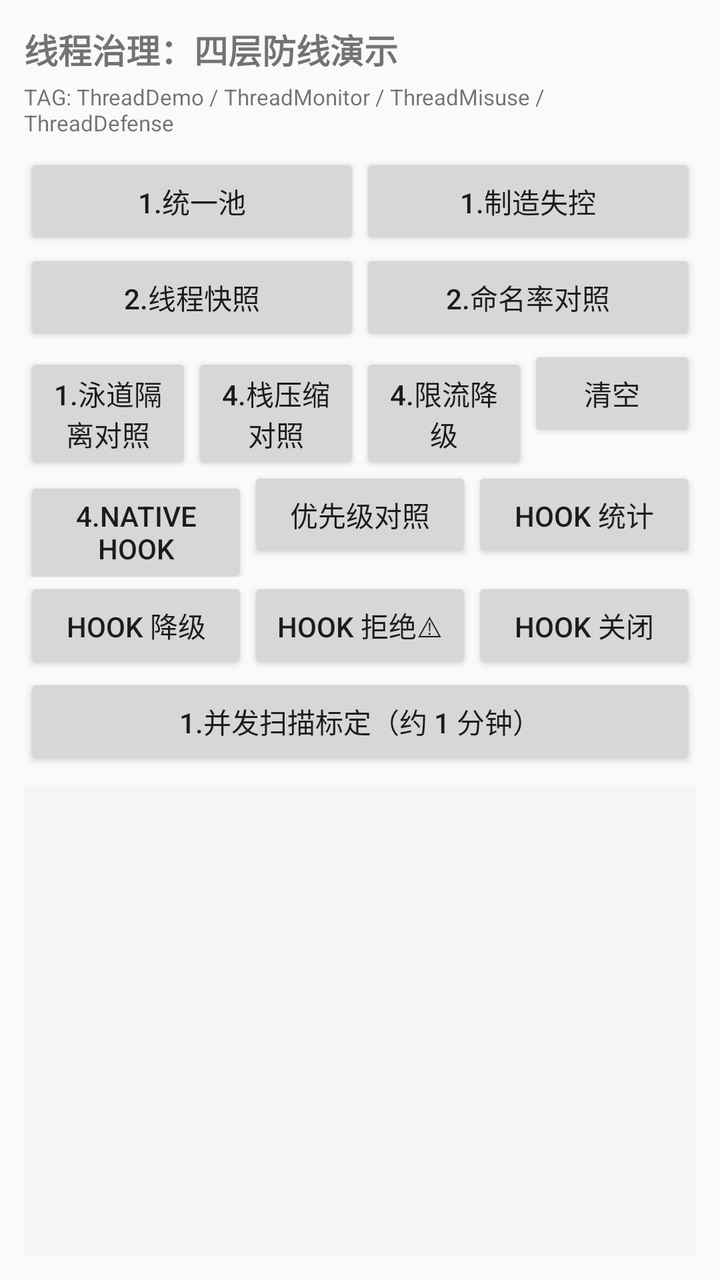
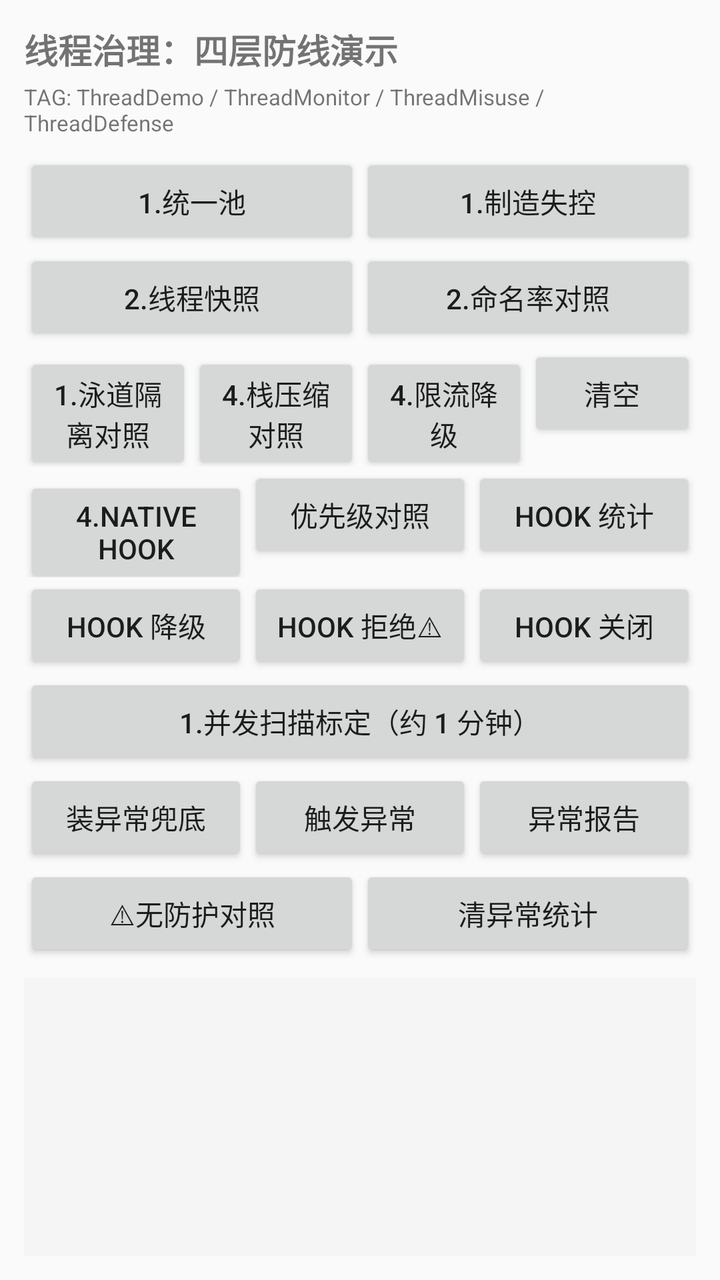

Compare the two renders of this Android layout. The source of the first and the diff that turns it into the second are given below.
<!-- AndroidManifest.xml: activity theme Theme.MyApplication.AppCompat -->
<!-- res/layout/activity_thread_governance.xml -->
<?xml version="1.0" encoding="utf-8"?>
<LinearLayout xmlns:android="http://schemas.android.com/apk/res/android"
    android:layout_width="match_parent"
    android:layout_height="match_parent"
    android:orientation="vertical"
    android:padding="12dp">

    <TextView
        android:layout_width="match_parent"
        android:layout_height="wrap_content"
        android:text="线程治理：四层防线演示"
        android:textSize="17sp"
        android:textStyle="bold" />

    <TextView
        android:layout_width="match_parent"
        android:layout_height="wrap_content"
        android:layout_marginTop="4dp"
        android:text="TAG: ThreadDemo / ThreadMonitor / ThreadMisuse / ThreadDefense"
        android:textSize="11sp" />

    <LinearLayout
        android:layout_width="match_parent"
        android:layout_height="wrap_content"
        android:layout_marginTop="8dp"
        android:orientation="horizontal">

        <Button
            android:id="@+id/btn_step1_pools"
            android:layout_width="0dp"
            android:layout_height="wrap_content"
            android:layout_weight="1"
            android:text="1.统一池" />

        <Button
            android:id="@+id/btn_step1_misuse"
            android:layout_width="0dp"
            android:layout_height="wrap_content"
            android:layout_weight="1"
            android:text="1.制造失控" />
    </LinearLayout>

    <LinearLayout
        android:layout_width="match_parent"
        android:layout_height="wrap_content"
        android:orientation="horizontal">

        <Button
            android:id="@+id/btn_step2_snapshot"
            android:layout_width="0dp"
            android:layout_height="wrap_content"
            android:layout_weight="1"
            android:text="2.线程快照" />

        <Button
            android:id="@+id/btn_step2_compare"
            android:layout_width="0dp"
            android:layout_height="wrap_content"
            android:layout_weight="1"
            android:text="2.命名率对照" />
    </LinearLayout>

    <LinearLayout
        android:layout_width="match_parent"
        android:layout_height="wrap_content"
        android:orientation="horizontal">

        <Button
            android:id="@+id/btn_lane_isolation"
            android:layout_width="0dp"
            android:layout_height="wrap_content"
            android:layout_weight="1"
            android:text="1.泳道隔离对照" />

        <Button
            android:id="@+id/btn_step4_stack"
            android:layout_width="0dp"
            android:layout_height="wrap_content"
            android:layout_weight="1"
            android:text="4.栈压缩对照" />

        <Button
            android:id="@+id/btn_step4_limit"
            android:layout_width="0dp"
            android:layout_height="wrap_content"
            android:layout_weight="1"
            android:text="4.限流降级" />

        <Button
            android:id="@+id/btn_clear"
            android:layout_width="0dp"
            android:layout_height="wrap_content"
            android:layout_weight="1"
            android:text="清空" />
    </LinearLayout>

    <LinearLayout
        android:layout_width="match_parent"
        android:layout_height="wrap_content"
        android:orientation="horizontal">

        <Button
            android:id="@+id/btn_step4_hook"
            android:layout_width="0dp"
            android:layout_height="wrap_content"
            android:layout_weight="1"
            android:text="4.Native Hook" />

        <Button
            android:id="@+id/btn_priority_diag"
            android:layout_width="0dp"
            android:layout_height="wrap_content"
            android:layout_weight="1"
            android:text="优先级对照" />

        <Button
            android:id="@+id/btn_native_count"
            android:layout_width="0dp"
            android:layout_height="wrap_content"
            android:layout_weight="1"
            android:text="Hook 统计" />
    </LinearLayout>

    <LinearLayout
        android:layout_width="match_parent"
        android:layout_height="wrap_content"
        android:orientation="horizontal">

        <Button
            android:id="@+id/btn_native_enforce"
            android:layout_width="0dp"
            android:layout_height="wrap_content"
            android:layout_weight="1"
            android:text="Hook 降级" />

        <Button
            android:id="@+id/btn_native_reject"
            android:layout_width="0dp"
            android:layout_height="wrap_content"
            android:layout_weight="1"
            android:text="Hook 拒绝⚠" />

        <Button
            android:id="@+id/btn_native_raw"
            android:layout_width="0dp"
            android:layout_height="wrap_content"
            android:layout_weight="1"
            android:text="Hook 关闭" />
    </LinearLayout>

    <LinearLayout
        android:layout_width="match_parent"
        android:layout_height="wrap_content"
        android:orientation="horizontal">

        <Button
            android:id="@+id/btn_calibration"
            android:layout_width="0dp"
            android:layout_height="wrap_content"
            android:layout_weight="1"
            android:text="1.并发扫描标定（约 1 分钟）" />
    </LinearLayout>

    <ScrollView
        android:layout_width="match_parent"
        android:layout_height="0dp"
        android:layout_marginTop="8dp"
        android:layout_weight="1"
        android:background="#F5F5F5">

        <TextView
            android:id="@+id/tv_output"
            android:layout_width="match_parent"
            android:layout_height="wrap_content"
            android:fontFamily="monospace"
            android:padding="8dp"
            android:textSize="11sp" />
    </ScrollView>

</LinearLayout>
<!-- resources referenced by this layout -->
<resources>
  <style name="Theme.MyApplication.AppCompat" parent="Theme.AppCompat.Light.NoActionBar" />
</resources>

<!-- the commit's change to res/layout/activity_thread_governance.xml (unified diff, before → after) -->
@@ -161,6 +161,53 @@
             android:text="1.并发扫描标定（约 1 分钟）" />
     </LinearLayout>
 
+    <LinearLayout
+        android:layout_width="match_parent"
+        android:layout_height="wrap_content"
+        android:orientation="horizontal">
+
+        <Button
+            android:id="@+id/btn_error_guard"
+            android:layout_width="0dp"
+            android:layout_height="wrap_content"
+            android:layout_weight="1"
+            android:text="装异常兜底" />
+
+        <Button
+            android:id="@+id/btn_error_fire"
+            android:layout_width="0dp"
+            android:layout_height="wrap_content"
+            android:layout_weight="1"
+            android:text="触发异常" />
+
+        <Button
+            android:id="@+id/btn_error_report"
+            android:layout_width="0dp"
+            android:layout_height="wrap_content"
+            android:layout_weight="1"
+            android:text="异常报告" />
+    </LinearLayout>
+
+    <LinearLayout
+        android:layout_width="match_parent"
+        android:layout_height="wrap_content"
+        android:orientation="horizontal">
+
+        <Button
+            android:id="@+id/btn_error_raw"
+            android:layout_width="0dp"
+            android:layout_height="wrap_content"
+            android:layout_weight="1"
+            android:text="⚠无防护对照" />
+
+        <Button
+            android:id="@+id/btn_error_reset"
+            android:layout_width="0dp"
+            android:layout_height="wrap_content"
+            android:layout_weight="1"
+            android:text="清异常统计" />
+    </LinearLayout>
+
     <ScrollView
         android:layout_width="match_parent"
         android:layout_height="0dp"
